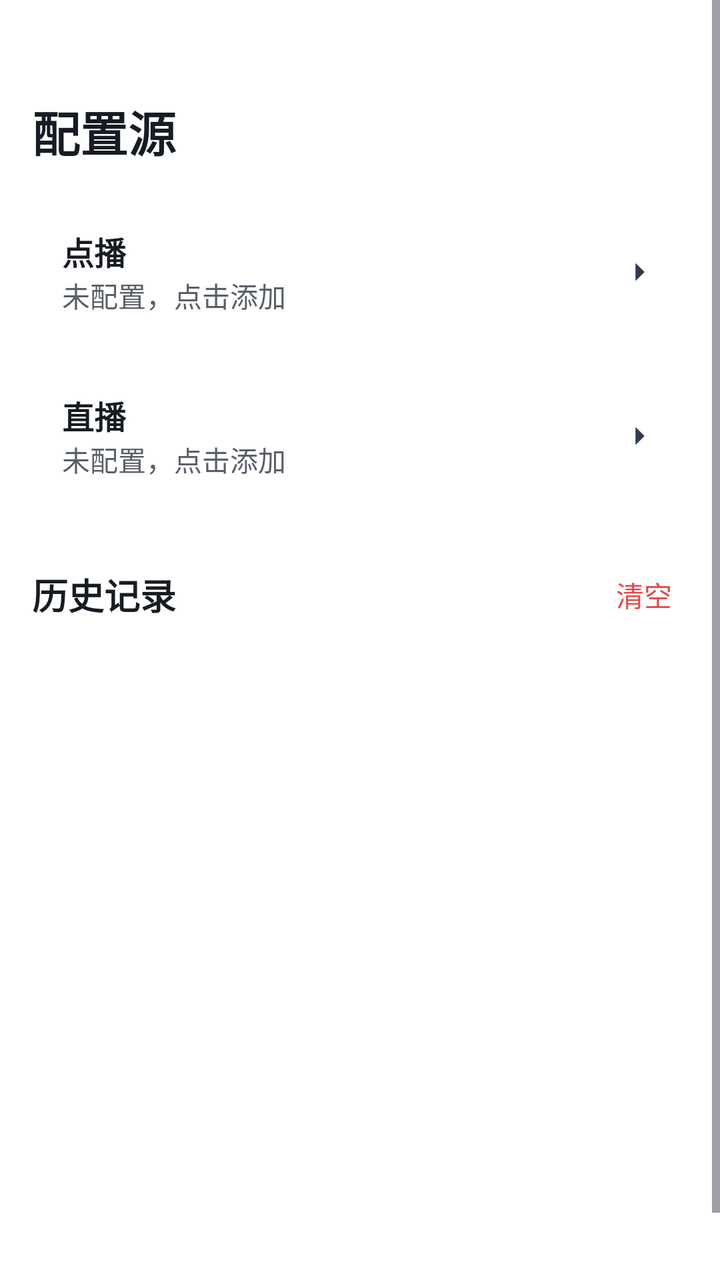
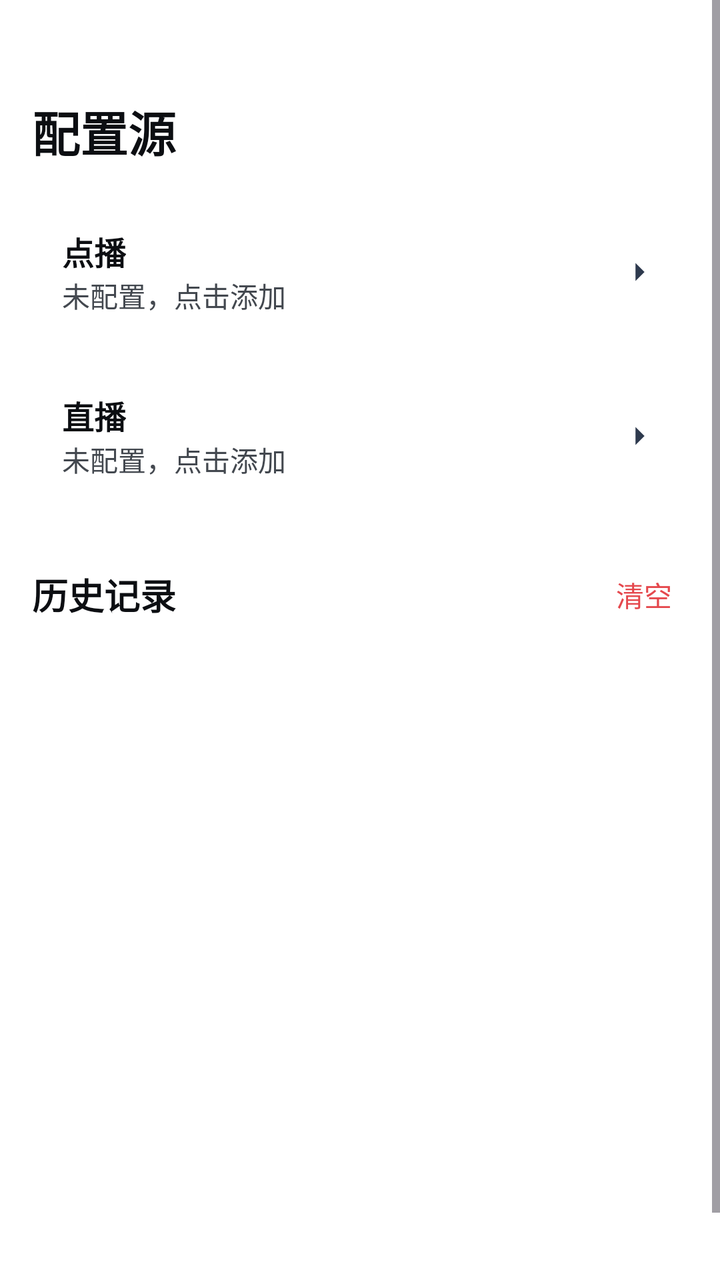

Two renders of the same Android screen: before a commit and after it. Below are the layout's source before the change and the commit's diff.
<!-- AndroidManifest.xml: another module's application theme Theme.App -->
<!-- res/layout/activity_config_source.xml -->
<?xml version="1.0" encoding="utf-8"?>
<ScrollView xmlns:android="http://schemas.android.com/apk/res/android"
    android:layout_width="match_parent"
    android:layout_height="match_parent"
    android:fillViewport="true">
    <LinearLayout
        android:layout_width="match_parent"
        android:layout_height="wrap_content"
        android:orientation="vertical"
        android:paddingLeft="16dp"
        android:paddingRight="16dp"
        android:paddingTop="48dp"
        android:paddingBottom="16dp">
        <TextView
            android:layout_width="wrap_content"
            android:layout_height="wrap_content"
            android:text="配置源"
            android:textColor="#171B23"
            android:textSize="24sp"
            android:textStyle="bold"
            android:layout_marginBottom="16dp" />
        <LinearLayout
            android:id="@+id/card_vod"
            android:layout_width="match_parent"
            android:layout_height="wrap_content"
            android:layout_marginBottom="8dp"
            android:background="@drawable/xc_setcard_v2"
            android:clickable="true"
            android:focusable="true"
            android:foreground="?attr/selectableItemBackground"
            android:gravity="center_vertical"
            android:minHeight="64dp"
            android:orientation="horizontal"
            android:padding="15dp">
            <LinearLayout
                android:layout_width="0dp"
                android:layout_height="wrap_content"
                android:layout_weight="1"
                android:orientation="vertical">
                <TextView
                    android:layout_width="wrap_content"
                    android:layout_height="wrap_content"
                    android:text="点播"
                    android:textColor="#171B23"
                    android:textSize="16sp"
                    android:textStyle="bold" />
                <TextView
                    android:id="@+id/tv_vod_name"
                    android:layout_width="wrap_content"
                    android:layout_height="wrap_content"
                    android:textColor="#171B23"
                    android:textSize="14sp"
                    android:visibility="gone" />
                <TextView
                    android:id="@+id/tv_vod_url"
                    android:layout_width="match_parent"
                    android:layout_height="wrap_content"
                    android:textColor="#5A5F69"
                    android:textSize="12sp"
                    android:maxLines="1"
                    android:ellipsize="end"
                    android:visibility="gone" />
                <TextView
                    android:id="@+id/tv_vod_empty"
                    android:layout_width="wrap_content"
                    android:layout_height="wrap_content"
                    android:text="未配置，点击添加"
                    android:textColor="#5A5F69"
                    android:textSize="14sp" />
            </LinearLayout>
            <ImageView
                android:layout_width="18dp"
                android:layout_height="18dp"
                android:src="@drawable/ic_chev_v2" />
        </LinearLayout>
        <LinearLayout
            android:id="@+id/card_live"
            android:layout_width="match_parent"
            android:layout_height="wrap_content"
            android:layout_marginBottom="8dp"
            android:background="@drawable/xc_setcard_v2"
            android:clickable="true"
            android:focusable="true"
            android:foreground="?attr/selectableItemBackground"
            android:gravity="center_vertical"
            android:minHeight="64dp"
            android:orientation="horizontal"
            android:padding="15dp">
            <LinearLayout
                android:layout_width="0dp"
                android:layout_height="wrap_content"
                android:layout_weight="1"
                android:orientation="vertical">
                <TextView
                    android:layout_width="wrap_content"
                    android:layout_height="wrap_content"
                    android:text="直播"
                    android:textColor="#171B23"
                    android:textSize="16sp"
                    android:textStyle="bold" />
                <TextView
                    android:id="@+id/tv_live_name"
                    android:layout_width="wrap_content"
                    android:layout_height="wrap_content"
                    android:textColor="#171B23"
                    android:textSize="14sp"
                    android:visibility="gone" />
                <TextView
                    android:id="@+id/tv_live_url"
                    android:layout_width="match_parent"
                    android:layout_height="wrap_content"
                    android:textColor="#5A5F69"
                    android:textSize="12sp"
                    android:maxLines="1"
                    android:ellipsize="end"
                    android:visibility="gone" />
                <TextView
                    android:id="@+id/tv_live_empty"
                    android:layout_width="wrap_content"
                    android:layout_height="wrap_content"
                    android:text="未配置，点击添加"
                    android:textColor="#5A5F69"
                    android:textSize="14sp" />
            </LinearLayout>
            <ImageView
                android:layout_width="18dp"
                android:layout_height="18dp"
                android:src="@drawable/ic_chev_v2" />
        </LinearLayout>

        <RelativeLayout
            android:layout_width="match_parent"
            android:layout_height="wrap_content"
            android:layout_marginTop="16dp"
            android:layout_marginBottom="8dp">

            <TextView
                android:layout_width="wrap_content"
                android:layout_height="wrap_content"
                android:layout_centerVertical="true"
                android:text="历史记录"
                android:textColor="#171B23"
                android:textSize="18sp"
                android:textStyle="bold" />

            <TextView
                android:id="@+id/tv_history_clear"
                android:layout_width="wrap_content"
                android:layout_height="wrap_content"
                android:layout_alignParentEnd="true"
                android:layout_centerVertical="true"
                android:background="?attr/selectableItemBackgroundBorderless"
                android:padding="8dp"
                android:text="清空"
                android:textColor="#E5484D"
                android:textSize="14sp" />
        </RelativeLayout>

        <LinearLayout
            android:layout_width="match_parent"
            android:layout_height="wrap_content"
            android:background="@drawable/xc_setcard_v2"
            android:padding="8dp">

            <androidx.recyclerview.widget.RecyclerView
                android:id="@+id/rv_history"
                android:layout_width="match_parent"
                android:layout_height="320dp"
                android:clipToPadding="false" />
        </LinearLayout>
    </LinearLayout>
</ScrollView>
<!-- resources referenced by this layout -->
<resources>
  <!-- drawable ic_chev_v2 (drawable) -->
  <?xml version="1.0" encoding="utf-8"?>
  <vector xmlns:android="http://schemas.android.com/apk/res/android"
      android:width="18dp"
      android:height="18dp"
      android:viewportWidth="24"
      android:viewportHeight="24">
      <path
          android:fillColor="#2E3A4E"
          android:pathData="M9,6l6,6l-6,6" />
  </vector>
  <!-- drawable xc_setcard_v2 (drawable) -->
  <?xml version="1.0" encoding="utf-8"?>
  <shape xmlns:android="http://schemas.android.com/apk/res/android" android:shape="rectangle">
      <corners android:radius="10dp" />
      <solid android:color="#57FFFFFF" />
      <stroke android:width="1dp" android:color="#61FFFFFF" />
  </shape>
  <style name="Theme.App" parent="Theme.XingChen">
          <item name="android:windowDisablePreview">true</item>
          <item name="android:windowSplashScreenBackground">#000000</item>
          <item name="android:windowBackground">#000000</item>
      </style>
  <style name="Theme.XingChen" parent="Theme.Material3.DayNight.NoActionBar">
          <item name="android:windowBackground">@android:color/transparent</item>
                <item name="android:colorBackground">@android:color/transparent</item>
          <item name="colorPrimary">#f0a400</item>
          <item name="colorPrimaryVariant">#c07f00</item>
          <item name="colorOnPrimary">@android:color/white</item>
      </style>
</resources>

<!-- the commit's change to res/layout/activity_config_source.xml (unified diff, before → after) -->
@@ -15,7 +15,7 @@
             android:layout_width="wrap_content"
             android:layout_height="wrap_content"
             android:text="配置源"
-            android:textColor="#171B23"
+            android:textColor="#0C0E12"
             android:textSize="24sp"
             android:textStyle="bold"
             android:layout_marginBottom="16dp" />
@@ -41,21 +41,21 @@
                     android:layout_width="wrap_content"
                     android:layout_height="wrap_content"
                     android:text="点播"
-                    android:textColor="#171B23"
+                    android:textColor="#0C0E12"
                     android:textSize="16sp"
                     android:textStyle="bold" />
                 <TextView
                     android:id="@+id/tv_vod_name"
                     android:layout_width="wrap_content"
                     android:layout_height="wrap_content"
-                    android:textColor="#171B23"
+                    android:textColor="#0C0E12"
                     android:textSize="14sp"
                     android:visibility="gone" />
                 <TextView
                     android:id="@+id/tv_vod_url"
                     android:layout_width="match_parent"
                     android:layout_height="wrap_content"
-                    android:textColor="#5A5F69"
+                    android:textColor="#43484F"
                     android:textSize="12sp"
                     android:maxLines="1"
                     android:ellipsize="end"
@@ -65,7 +65,7 @@
                     android:layout_width="wrap_content"
                     android:layout_height="wrap_content"
                     android:text="未配置，点击添加"
-                    android:textColor="#5A5F69"
+                    android:textColor="#43484F"
                     android:textSize="14sp" />
             </LinearLayout>
             <ImageView
@@ -95,21 +95,21 @@
                     android:layout_width="wrap_content"
                     android:layout_height="wrap_content"
                     android:text="直播"
-                    android:textColor="#171B23"
+                    android:textColor="#0C0E12"
                     android:textSize="16sp"
                     android:textStyle="bold" />
                 <TextView
                     android:id="@+id/tv_live_name"
                     android:layout_width="wrap_content"
                     android:layout_height="wrap_content"
-                    android:textColor="#171B23"
+                    android:textColor="#0C0E12"
                     android:textSize="14sp"
                     android:visibility="gone" />
                 <TextView
                     android:id="@+id/tv_live_url"
                     android:layout_width="match_parent"
                     android:layout_height="wrap_content"
-                    android:textColor="#5A5F69"
+                    android:textColor="#43484F"
                     android:textSize="12sp"
                     android:maxLines="1"
                     android:ellipsize="end"
@@ -119,7 +119,7 @@
                     android:layout_width="wrap_content"
                     android:layout_height="wrap_content"
                     android:text="未配置，点击添加"
-                    android:textColor="#5A5F69"
+                    android:textColor="#43484F"
                     android:textSize="14sp" />
             </LinearLayout>
             <ImageView
@@ -139,7 +139,7 @@
                 android:layout_height="wrap_content"
                 android:layout_centerVertical="true"
                 android:text="历史记录"
-                android:textColor="#171B23"
+                android:textColor="#0C0E12"
                 android:textSize="18sp"
                 android:textStyle="bold" />
 
